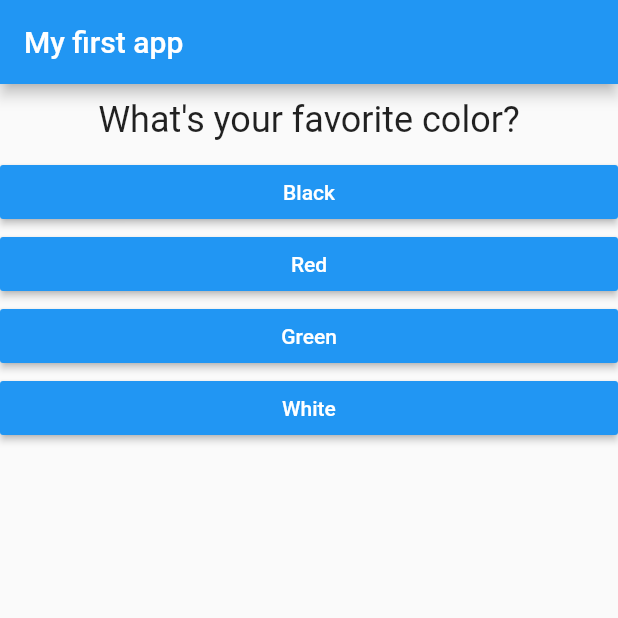
After one commit to nokwin/flutter-udemy, a Flutter app: the screen it shows after launch, on a phone screen of 412 x 824 dp, the top half of it. The commit adds this screen. Run offline on Flutter 3.47's test engine with Material 2 defaults, Android fonts, the phone set to English and light mode, and no system bars.

Commit message:
Spint quiz into components

```diff
--- a/lib/main.dart
+++ b/lib/main.dart
@@ -1,7 +1,8 @@
 import 'package:flutter/material.dart';
+import 'package:flutter_complete_guide/result.dart';
 
-import './question.dart';
-import './answer.dart';
+import './quiz.dart';
+import './result.dart';
 
 void main() {
   runApp(MyApp());
@@ -14,7 +15,7 @@ class MyApp extends StatefulWidget {
 
 class _MyAppState extends State<MyApp> {
   var _questionIndex = 0;
-  final questions = [
+  final _questions = [
     {
       'questionText': 'What\'s your favorite color?',
       'answers': ['Black', 'Red', 'Green', 'White']
@@ -30,7 +31,7 @@ class _MyAppState extends State<MyApp> {
   ];
 
   void _answerQuestion() {
-    if (_questionIndex < questions.length) {
+    if (_questionIndex < _questions.length) {
       print('we have more questions');
     }
 
@@ -45,18 +46,12 @@ class _MyAppState extends State<MyApp> {
     return MaterialApp(
       home: Scaffold(
         appBar: AppBar(title: Text("My first app")),
-        body: _questionIndex < questions.length
-            ? Column(
-                children: <Widget>[
-                  Question(questions[_questionIndex]['questionText']),
-                  ...(questions[_questionIndex]['answers'] as List<String>)
-                      .map((answer) => Answer(_answerQuestion, answer))
-                      .toList(),
-                ],
-              )
-            : Center(
-                child: Text('You did it'),
-              ),
+        body: _questionIndex < _questions.length
+            ? Quiz(
+                questions: _questions,
+                questionIndex: _questionIndex,
+                answerQuestion: _answerQuestion)
+            : Result(),
       ),
     );
   }
--- /dev/null
+++ b/lib/quiz.dart
@@ -0,0 +1,27 @@
+import 'package:flutter/material.dart';
+
+import './question.dart';
+import './answer.dart';
+
+class Quiz extends StatelessWidget {
+  final List<Map<String, Object>> questions;
+  final int questionIndex;
+  final Function answerQuestion;
+
+  Quiz(
+      {@required this.questions,
+      @required this.questionIndex,
+      @required this.answerQuestion});
+
+  @override
+  Widget build(BuildContext context) {
+    return Column(
+      children: <Widget>[
+        Question(questions[questionIndex]['questionText']),
+        ...(questions[questionIndex]['answers'] as List<String>)
+            .map((answer) => Answer(answerQuestion, answer))
+            .toList(),
+      ],
+    );
+  }
+}
```
Also changed, not shown: lib/result.dart (added, +10 -0 lines).
